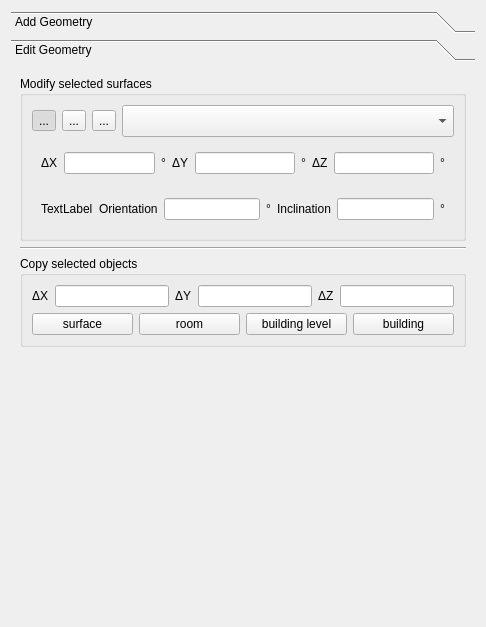
The window that SIM-VICUS/src/SVPropEditGeometry.ui (ghorwin/SIM-VICUS) describes before a commit, drawn with Qt 5.
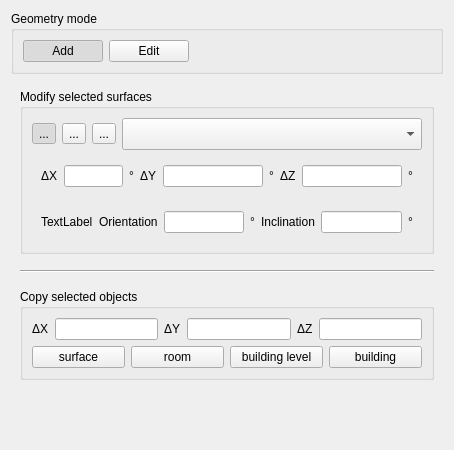
The same window after the commit. The open tabs and pages were chosen to show the change. Icons and pictures are not drawn. Custom widgets are drawn as their Qt base class.

Commit message: Finished code review and ui design of geometry edit property widget.

```diff
--- a/SIM-VICUS/src/SVPropEditGeometry.ui
+++ b/SIM-VICUS/src/SVPropEditGeometry.ui
@@ -6,38 +6,66 @@
    <rect>
     <x>0</x>
     <y>0</y>
-    <width>486</width>
-    <height>627</height>
+    <width>454</width>
+    <height>450</height>
    </rect>
   </property>
   <property name="windowTitle">
    <string>Form</string>
   </property>
-  <layout class="QGridLayout" name="gridLayout">
-   <item row="0" column="0">
-    <widget class="QToolBox" name="toolBoxGeometry">
-     <property name="minimumSize">
-      <size>
-       <width>300</width>
-       <height>0</height>
-      </size>
+  <layout class="QVBoxLayout" name="verticalLayoutMaster">
+   <item>
+    <widget class="QGroupBox" name="groupBox">
+     <property name="title">
+      <string>Geometry mode</string>
      </property>
+     <layout class="QHBoxLayout" name="horizontalLayout_6">
+      <item>
+       <widget class="QPushButton" name="pushButtonAdd">
+        <property name="text">
+         <string>Add</string>
+        </property>
+        <property name="checkable">
+         <bool>true</bool>
+        </property>
+        <property name="checked">
+         <bool>true</bool>
+        </property>
+       </widget>
+      </item>
+      <item>
+       <widget class="QPushButton" name="pushButtonEdit">
+        <property name="text">
+         <string>Edit</string>
+        </property>
+        <property name="checkable">
+         <bool>true</bool>
+        </property>
+       </widget>
+      </item>
+      <item>
+       <spacer name="horizontalSpacer">
+        <property name="orientation">
+         <enum>Qt::Horizontal</enum>
+        </property>
+        <property name="sizeHint" stdset="0">
+         <size>
+          <width>237</width>
+          <height>20</height>
+         </size>
+        </property>
+       </spacer>
+      </item>
+     </layout>
+    </widget>
+   </item>
+   <item>
+    <widget class="QStackedWidget" name="stackedWidget">
      <property name="currentIndex">
       <number>1</number>
      </property>
-     <widget class="QWidget" name="pageAdd">
-      <property name="geometry">
-       <rect>
-        <x>0</x>
-        <y>0</y>
-        <width>474</width>
-        <height>571</height>
-       </rect>
-      </property>
-      <attribute name="label">
-       <string>Add Geometry</string>
-      </attribute>
-      <layout class="QVBoxLayout" name="verticalLayout">
+     <widget class="QWidget" name="page">
+      <layout class="QVBoxLayout" name="verticalLayoutPage1">
        <item>
         <widget class="QGroupBox" name="groupBox_5">
          <property name="title">
@@ -150,32 +178,9 @@
        </item>
       </layout>
      </widget>
-     <widget class="QWidget" name="pageModify">
-      <property name="geometry">
-       <rect>
-        <x>0</x>
-        <y>0</y>
-        <width>474</width>
-        <height>571</height>
-       </rect>
-      </property>
-      <attribute name="label">
-       <string>Edit Geometry</string>
-      </attribute>
-      <layout class="QGridLayout" name="gridLayout_3">
-       <item row="1" column="0" colspan="2">
-        <widget class="Line" name="line_7">
-         <property name="orientation">
-          <enum>Qt::Horizontal</enum>
-         </property>
-        </widget>
-       </item>
-       <item row="4" column="0">
-        <widget class="QWidget" name="widget_3" native="true">
-         <layout class="QHBoxLayout" name="horizontalLayout_4"/>
-        </widget>
-       </item>
-       <item row="0" column="0" colspan="2">
+     <widget class="QWidget" name="page_2">
+      <layout class="QVBoxLayout" name="verticalLayoutPage2">
+       <item>
         <widget class="QGroupBox" name="groupBoxModify">
          <property name="title">
           <string>Modify selected surfaces</string>
@@ -451,20 +456,46 @@
          </layout>
         </widget>
        </item>
-       <item row="3" column="1">
-        <spacer name="verticalSpacer_2">
+       <item>
+        <spacer name="verticalSpacer_6">
          <property name="orientation">
           <enum>Qt::Vertical</enum>
          </property>
+         <property name="sizeType">
+          <enum>QSizePolicy::Fixed</enum>
+         </property>
          <property name="sizeHint" stdset="0">
           <size>
            <width>20</width>
-           <height>311</height>
+           <height>10</height>
           </size>
          </property>
         </spacer>
        </item>
-       <item row="2" column="0" colspan="2">
+       <item>
+        <widget class="Line" name="line">
+         <property name="orientation">
+          <enum>Qt::Horizontal</enum>
+         </property>
+        </widget>
+       </item>
+       <item>
+        <spacer name="verticalSpacer_7">
+         <property name="orientation">
+          <enum>Qt::Vertical</enum>
+         </property>
+         <property name="sizeType">
+          <enum>QSizePolicy::Fixed</enum>
+         </property>
+         <property name="sizeHint" stdset="0">
+          <size>
+           <width>20</width>
+           <height>10</height>
+          </size>
+         </property>
+        </spacer>
+       </item>
+       <item>
         <widget class="QGroupBox" name="groupBoxCopy">
          <property name="title">
           <string>Copy selected objects</string>
@@ -599,6 +630,19 @@
          </layout>
         </widget>
        </item>
+       <item>
+        <spacer name="verticalSpacer_2">
+         <property name="orientation">
+          <enum>Qt::Vertical</enum>
+         </property>
+         <property name="sizeHint" stdset="0">
+          <size>
+           <width>20</width>
+           <height>311</height>
+          </size>
+         </property>
+        </spacer>
+       </item>
       </layout>
      </widget>
     </widget>
```
Left out of the diff: 6 changed lines with no effect on the pictures. The commit also changes 3 other files.
